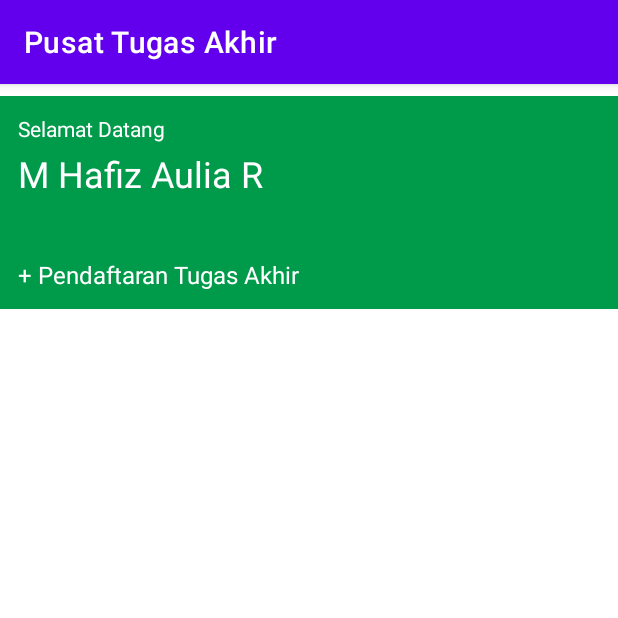
After one commit to Fairenn/PTB_B_KEL_9, an Android app: the fragment HomeHeaderFragment shown on its own in the app's theme, on a phone screen of 412 x 824 dp, the top half of it. The commit adds this screen. Run offline under Robolectric (Android 15) with nearby library versions, the phone set to English and light mode, and no system bars.

Commit message:
apis update 5

```diff
--- /dev/null
+++ b/app/src/main/java/com/pusattugasakhir/HomeHeaderFragment.java
@@ -0,0 +1,64 @@
+package com.pusattugasakhir;
+
+import android.os.Bundle;
+
+import androidx.fragment.app.Fragment;
+
+import android.view.LayoutInflater;
+import android.view.View;
+import android.view.ViewGroup;
+
+/**
+ * A simple {@link Fragment} subclass.
+ * Use the {@link HomeHeaderFragment#newInstance} factory method to
+ * create an instance of this fragment.
+ */
+public class HomeHeaderFragment extends Fragment {
+
+    // TODO: Rename parameter arguments, choose names that match
+    // the fragment initialization parameters, e.g. ARG_ITEM_NUMBER
+    private static final String ARG_PARAM1 = "param1";
+    private static final String ARG_PARAM2 = "param2";
+
+    // TODO: Rename and change types of parameters
+    private String mParam1;
+    private String mParam2;
+
+    public HomeHeaderFragment() {
+        // Required empty public constructor
+    }
+
+    /**
+     * Use this factory method to create a new instance of
+     * this fragment using the provided parameters.
+     *
+     * @param param1 Parameter 1.
+     * @param param2 Parameter 2.
+     * @return A new instance of fragment HomeHeaderFragment.
+     */
+    // TODO: Rename and change types and number of parameters
+    public static HomeHeaderFragment newInstance(String param1, String param2) {
+        HomeHeaderFragment fragment = new HomeHeaderFragment();
+        Bundle args = new Bundle();
+        args.putString(ARG_PARAM1, param1);
+        args.putString(ARG_PARAM2, param2);
+        fragment.setArguments(args);
+        return fragment;
+    }
+
+    @Override
+    public void onCreate(Bundle savedInstanceState) {
+        super.onCreate(savedInstanceState);
+        if (getArguments() != null) {
+            mParam1 = getArguments().getString(ARG_PARAM1);
+            mParam2 = getArguments().getString(ARG_PARAM2);
+        }
+    }
+
+    @Override
+    public View onCreateView(LayoutInflater inflater, ViewGroup container,
+                             Bundle savedInstanceState) {
+        // Inflate the layout for this fragment
+        return inflater.inflate(R.layout.fragment_home_header, container, false);
+    }
+}
--- a/app/src/main/java/com/pusattugasakhir/MainActivity.java
+++ b/app/src/main/java/com/pusattugasakhir/MainActivity.java
@@ -13,14 +13,17 @@ import com.google.android.material.navigation.NavigationBarView;
 public class MainActivity extends AppCompatActivity {
 //komen ini
     BottomNavigationView bottomNavigation;
+    private Object login;
+
     @Override
+
     protected void onCreate(Bundle savedInstanceState) {
         super.onCreate(savedInstanceState);
         setContentView(R.layout.activity_main);
 
         bottomNavigation = findViewById(R.id.bottom_navigation);
 
-        getSupportFragmentManager().beginTransaction().replace(R.id.fragment_container, new HomeFragment()).commit();
+        getSupportFragmentManager().beginTransaction().replace(R.id.fragment_container, new HomeFragment() ).commit();
 
         bottomNavigation.setOnItemSelectedListener(new NavigationBarView.OnItemSelectedListener() {
             @Override
@@ -28,20 +31,26 @@ public class MainActivity extends AppCompatActivity {
                 Fragment selectedFragment = null;
 
                 switch (item.getItemId()){
+
                     case R.id.nav_home:
                         selectedFragment = new HomeFragment();
+                        getSupportActionBar().setTitle("Beranda");
                         break;
                     case R.id.nav_logbook:
                         selectedFragment = new LogbookFragment();
+                        getSupportActionBar().setTitle("Logbook");
                         break;
                     case R.id.nav_profile:
                         selectedFragment = new ProfileFragment();
+                        getSupportActionBar().setTitle("Profile");
                         break;
                     case R.id.nav_semhas:
                         selectedFragment = new SemhasFragment();
+                        getSupportActionBar().setTitle("Seminar Hasil");
                         break;
                     case R.id.nav_sidangta:
                         selectedFragment = new SidangTAFragment();
+                        getSupportActionBar().setTitle("Sidang TA");
                         break;
 
 
--- /dev/null
+++ b/app/src/main/java/com/pusattugasakhir/login.java
@@ -0,0 +1,14 @@
+package com.pusattugasakhir;
+
+import androidx.appcompat.app.AppCompatActivity;
+
+import android.os.Bundle;
+
+public class login extends AppCompatActivity {
+
+    @Override
+    protected void onCreate(Bundle savedInstanceState) {
+        super.onCreate(savedInstanceState);
+        setContentView(R.layout.login_main);
+    }
+}
--- /dev/null
+++ b/app/src/main/res/layout/fragment_home_header.xml
@@ -0,0 +1,65 @@
+<?xml version="1.0" encoding="utf-8"?>
+<androidx.constraintlayout.widget.ConstraintLayout xmlns:android="http://schemas.android.com/apk/res/android"
+    xmlns:app="http://schemas.android.com/apk/res-auto"
+    xmlns:tools="http://schemas.android.com/tools"
+    android:layout_width="match_parent"
+    android:layout_height="match_parent"
+    tools:context=".HomeHeaderFragment">
+
+    <!-- TODO: Update blank fragment layout -->
+
+    <LinearLayout
+        android:layout_width="match_parent"
+        android:layout_height="wrap_content"
+        android:layout_marginTop="8dp"
+        android:background="#009A4B"
+        android:orientation="horizontal"
+        android:padding="12dp"
+        app:layout_constraintEnd_toEndOf="parent"
+        app:layout_constraintStart_toStartOf="parent"
+        app:layout_constraintTop_toTopOf="parent">
+
+        <LinearLayout
+            android:layout_width="wrap_content"
+            android:layout_height="wrap_content"
+            android:layout_weight="1"
+            android:orientation="vertical">
+
+            <TextView
+                android:id="@+id/tv_welcome"
+                android:layout_width="match_parent"
+                android:layout_height="wrap_content"
+                android:text="@string/welcome"
+                android:textColor="@color/white" />
+
+            <TextView
+                android:id="@+id/tv_name"
+                android:layout_width="match_parent"
+                android:layout_height="wrap_content"
+                android:layout_marginTop="4dp"
+                android:text="@string/nama_mahasiswa"
+                android:textColor="@color/white"
+                android:textSize="24sp"
+                tools:text="@tools:sample/full_names" />
+
+            <TextView
+                android:id="@+id/tv_ta"
+                android:layout_width="match_parent"
+                android:layout_height="wrap_content"
+                android:layout_marginTop="40dp"
+                android:text="@string/pendaftaran_akhir"
+                android:textColor="@color/white"
+
+                android:textSize="16sp" />
+        </LinearLayout>
+
+        <ImageView
+            android:id="@+id/imageView"
+            android:layout_width="wrap_content"
+            android:layout_height="wrap_content"
+            android:layout_gravity="center"
+            android:layout_weight="1"
+            tools:src="@drawable/profil" />
+    </LinearLayout>
+
+</androidx.constraintlayout.widget.ConstraintLayout>
--- a/app/src/main/res/layout/login_main.xml
+++ b/app/src/main/res/layout/login_main.xml
@@ -4,7 +4,7 @@
     xmlns:tools="http://schemas.android.com/tools"
     android:layout_width="match_parent"
     android:layout_height="match_parent"
-    tools:context=".MainActivity">
+    tools:context=".login">
 
     <ImageView
         android:id="@+id/imageView2"
--- a/app/src/main/res/values/strings.xml
+++ b/app/src/main/res/values/strings.xml
@@ -2,4 +2,7 @@
     <string name="app_name">Pusat Tugas Akhir</string>
     <!-- TODO: Remove or change this placeholder text -->
     <string name="hello_blank_fragment">Hello blank fragment</string>
+    <string name="welcome">Selamat Datang</string>
+    <string name="nama_mahasiswa">M Hafiz Aulia R</string>
+    <string name="pendaftaran_akhir">+ Pendaftaran Tugas Akhir</string>
 </resources>
```
